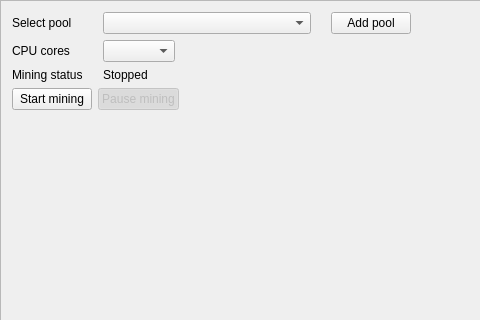
Qt form src/gui/ui/miningframe.ui (Pennykoin/QTPenny) before a commit; both pictures show x 0 to 480 and y 0 to 320 of the 760 by 469 pixel window.
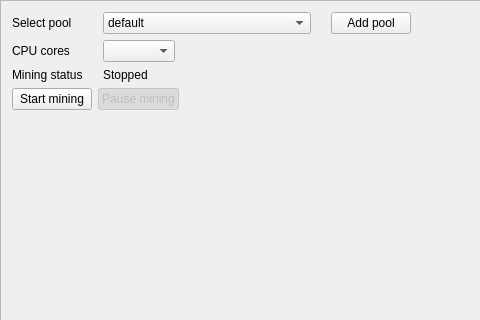
The same form after that commit.

What changed in the file:
```diff
--- a/src/gui/ui/miningframe.ui
+++ b/src/gui/ui/miningframe.ui
@@ -37,6 +37,17 @@
        <property name="editable">
         <bool>false</bool>
        </property>
+       <property name="currentIndex">
+        <number>0</number>
+       </property>
+       <property name="maxCount">
+        <number>2147483646</number>
+       </property>
+       <item>
+        <property name="text">
+         <string>default</string>
+        </property>
+       </item>
       </widget>
      </item>
      <item row="1" column="0">
```
